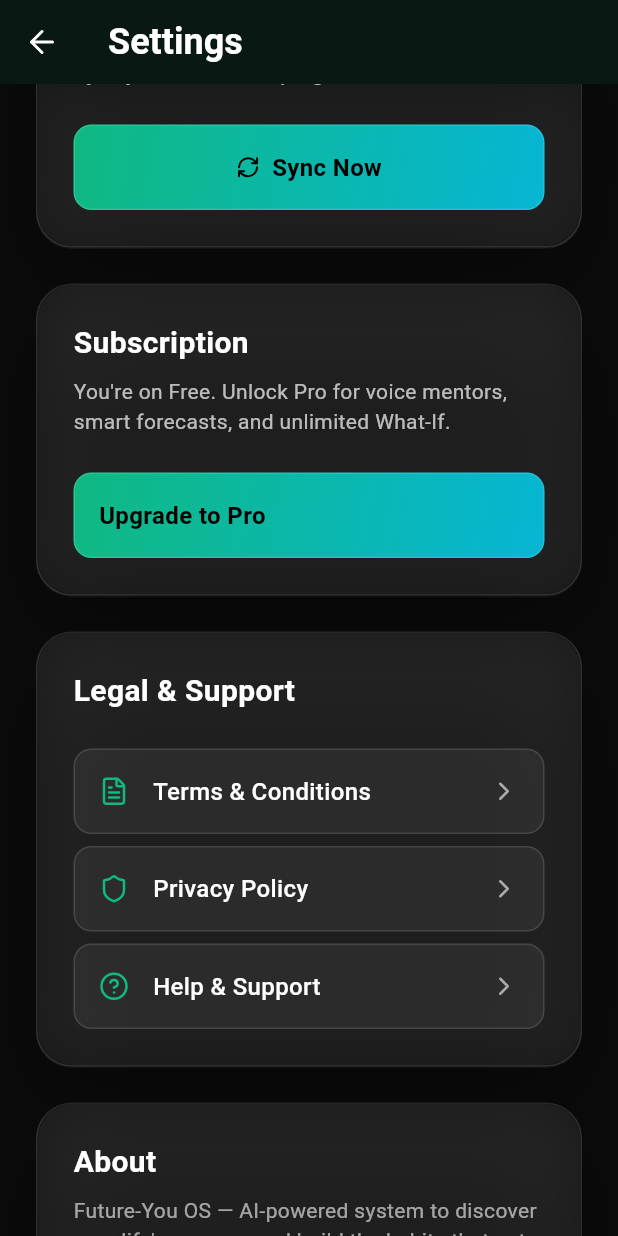
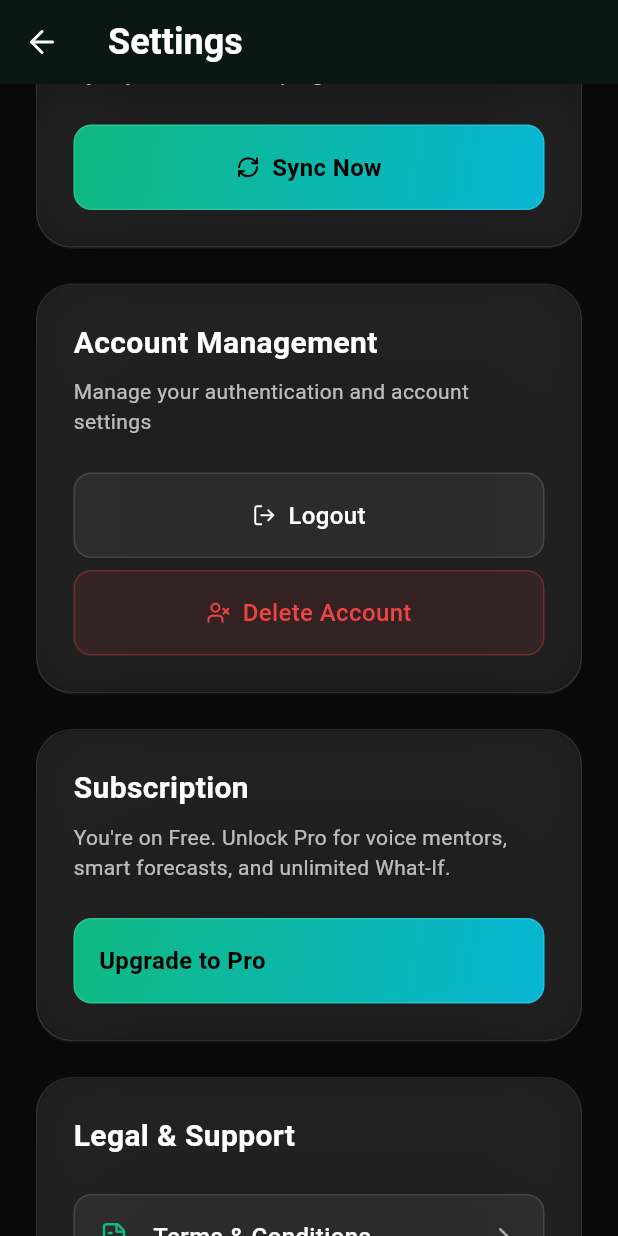
Before and after one commit to stossthegreat/futureyou, a Flutter app: the SettingsScreen screen opened by its route, scrolled down 1152 dp, on a phone screen of 412 x 824 dp. Run offline on Flutter 3.47's test engine with Material 3 defaults, Android fonts, the phone set to English and light mode, and no system bars; our stand-ins replace audioplayers, emoji_picker_flutter, firebase_auth, firebase_core, flutter_animate, flutter_local_notifications and 11 more; missing offline and left inert: android_alarm_manager_plus; accounts and stored records are empty.

```diff
--- a/lib/screens/settings_screen.dart
+++ b/lib/screens/settings_screen.dart
@@ -1,11 +1,15 @@
 import 'package:flutter/material.dart';
 import 'package:flutter_riverpod/flutter_riverpod.dart';
 import 'package:lucide_icons/lucide_icons.dart';
+import 'package:hive_flutter/hive_flutter.dart';
 import '../design/tokens.dart';
 import '../widgets/glass_card.dart';
 import '../widgets/glass_button.dart';
 import '../services/local_storage.dart';
+import '../services/auth_service.dart';
 import '../providers/habit_provider.dart';
+import '../providers/auth_provider.dart';
+import 'auth/login_screen.dart';
 
 class SettingsScreen extends ConsumerStatefulWidget {
   const SettingsScreen({super.key});
@@ -94,6 +98,63 @@ class _SettingsScreenState extends ConsumerState<SettingsScreen> {
     }
   }
 
+  Future<void> _logout() async {
+    final confirmed = await _showConfirmationDialog(
+      'Logout',
+      'Are you sure you want to logout?',
+    );
+
+    if (confirmed) {
+      try {
+        final authService = ref.read(authServiceProvider);
+        await authService.signOut();
+
+        // Clear all local data
+        await LocalStorageService.clearAllHabits();
+        await LocalStorageService.clearAllSettings();
+        await Hive.deleteFromDisk();
+
+        if (mounted) {
+          Navigator.of(context).pushAndRemoveUntil(
+            MaterialPageRoute(builder: (_) => const LoginScreen()),
+            (route) => false,
+          );
+        }
+      } catch (e) {
+        _showErrorSnackBar('Logout failed: $e');
+      }
+    }
+  }
+
+  Future<void> _deleteAccount() async {
+    final confirmed = await _showConfirmationDialog(
+      'Delete Account',
+      'This will PERMANENTLY delete your account and all associated data. This action CANNOT be undone. Are you absolutely sure?',
+      isDestructive: true,
+    );
+
+    if (confirmed) {
+      try {
+        final authService = ref.read(authServiceProvider);
+        await authService.deleteAccount();
+
+        // Clear all local data
+        await LocalStorageService.clearAllHabits();
+        await LocalStorageService.clearAllSettings();
+        await Hive.deleteFromDisk();
+
+        if (mounted) {
+          Navigator.of(context).pushAndRemoveUntil(
+            MaterialPageRoute(builder: (_) => const LoginScreen()),
+            (route) => false,
+          );
+        }
+      } catch (e) {
+        _showErrorSnackBar('Delete account failed: $e');
+      }
+    }
+  }
+
   void _showSuccessSnackBar(String message) {
     ScaffoldMessenger.of(context).showSnackBar(
       SnackBar(
@@ -132,16 +193,27 @@ class _SettingsScreenState extends ConsumerState<SettingsScreen> {
     );
   }
 
-  Future<bool> _showConfirmationDialog(String title, String content) async {
+  Future<bool> _showConfirmationDialog(
+    String title,
+    String content, {
+    bool isDestructive = false,
+  }) async {
     return await showDialog<bool>(
       context: context,
       builder: (context) => AlertDialog(
         backgroundColor: AppColors.baseDark2,
         shape: RoundedRectangleBorder(
           borderRadius: BorderRadius.circular(AppBorderRadius.lg),
-          side: const BorderSide(color: AppColors.glassBorder),
+          side: BorderSide(
+            color: isDestructive ? AppColors.error.withOpacity(0.5) : AppColors.glassBorder,
+          ),
         ),
-        title: Text(title, style: AppTextStyles.h3),
+        title: Text(
+          title,
+          style: AppTextStyles.h3.copyWith(
+            color: isDestructive ? AppColors.error : AppColors.textPrimary,
+          ),
+        ),
         content: Text(
           content,
           style: AppTextStyles.body.copyWith(color: AppColors.textSecondary),
@@ -161,7 +233,7 @@ class _SettingsScreenState extends ConsumerState<SettingsScreen> {
             backgroundColor: AppColors.error.withOpacity(0.2),
             borderColor: AppColors.error.withOpacity(0.3),
             child: Text(
-              'Confirm',
+              isDestructive ? 'Delete' : 'Confirm',
               style: AppTextStyles.bodyMedium.copyWith(
                 color: AppColors.error,
                 fontWeight: FontWeight.w600,
@@ -448,6 +520,85 @@ class _SettingsScreenState extends ConsumerState<SettingsScreen> {
 
           const SizedBox(height: AppSpacing.lg),
 
+          // Account Management section
+          GlassCard(
+            child: Column(
+              crossAxisAlignment: CrossAxisAlignment.start,
+              children: [
+                Text(
+                  'Account Management',
+                  style: AppTextStyles.h3.copyWith(
+                    fontWeight: FontWeight.w600,
+                  ),
+                ),
+                const SizedBox(height: AppSpacing.sm),
+                Text(
+                  'Manage your authentication and account settings',
+                  style: AppTextStyles.caption.copyWith(
+                    color: AppColors.textSecondary,
+                  ),
+                ),
+                const SizedBox(height: AppSpacing.lg),
+
+                Column(
+                  children: [
+                    // Logout button
+                    SizedBox(
+                      width: double.infinity,
+                      child: GlassButton(
+                        onPressed: _logout,
+                        child: Row(
+                          mainAxisAlignment: MainAxisAlignment.center,
+                          children: [
+                            const Icon(
+                              LucideIcons.logOut,
+                              size: 16,
+                              color: AppColors.textPrimary,
+                            ),
+                            const SizedBox(width: 8),
+                            Text(
+                              'Logout',
+                              style: AppTextStyles.bodyMedium,
+                            ),
+                          ],
+                        ),
+                      ),
+                    ),
+                    const SizedBox(height: AppSpacing.sm),
+                    // Delete account button
+                    SizedBox(
+                      width: double.infinity,
+                      child: GlassButton(
+                        onPressed: _deleteAccount,
+                        backgroundColor: AppColors.error.withOpacity(0.1),
+                        borderColor: AppColors.error.withOpacity(0.3),
+                        child: Row(
+                          mainAxisAlignment: MainAxisAlignment.center,
+                          children: [
+                            const Icon(
+                              LucideIcons.userX,
+                              size: 16,
+                              color: AppColors.error,
+                            ),
+                            const SizedBox(width: 8),
+                            Text(
+                              'Delete Account',
+                              style: AppTextStyles.bodyMedium.copyWith(
+                                color: AppColors.error,
+                              ),
+                            ),
+                          ],
+                        ),
+                      ),
+                    ),
+                  ],
+                ),
+              ],
+            ),
+          ),
+
+          const SizedBox(height: AppSpacing.lg),
+
           // Subscription section
           GlassCard(
             child: Column(
```
Also changed, not shown: pubspec.lock, 8 other files.
